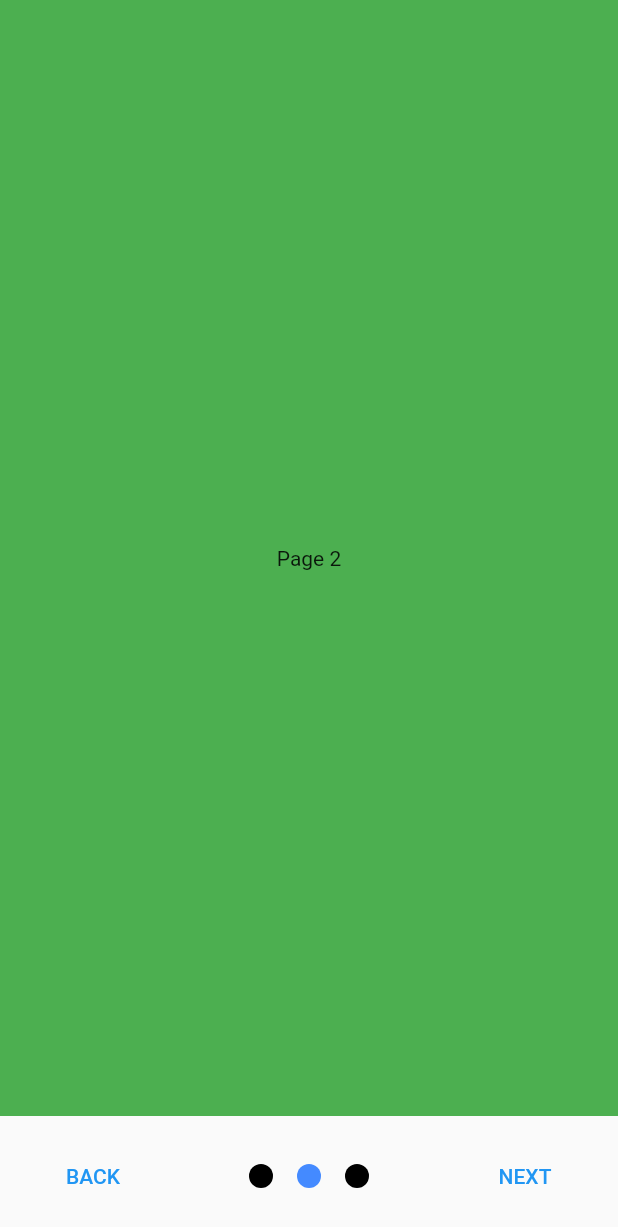
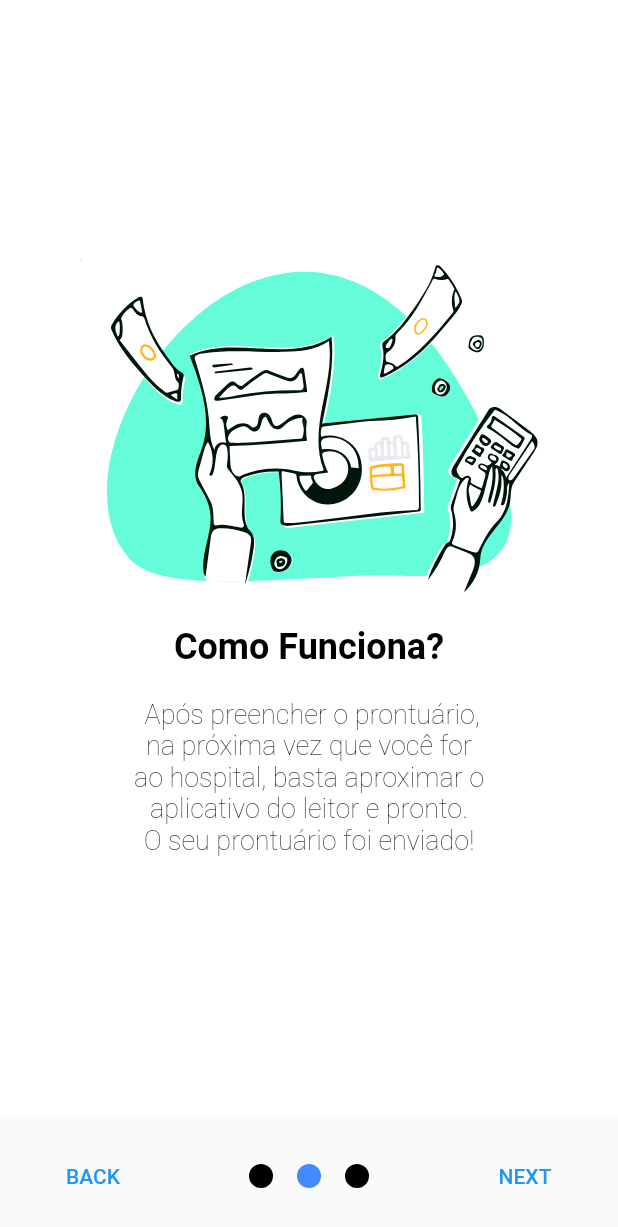
Before and after one commit to EduCsg/FastForm, a Flutter app: the screen it shows after launch, swiped to page 2, on a phone screen of 412 x 824 dp. Shown: the top 1227 px of the screen. Run offline on Flutter 3.47's test engine with Material 2 defaults, Android fonts, the phone set to English and light mode, and no system bars; drawn by our look-alikes of smooth_page_indicator; our stand-ins replace flutter_svg, shared_preferences.

Commit message:
Finaliza segunda tela da OnboardingScreen

```diff
--- a/lib/screens/onboarding_page.dart
+++ b/lib/screens/onboarding_page.dart
@@ -92,10 +92,50 @@ class _OnboardingPageState extends State<OnboardingPage> {
                   ),
                 ),
               ),
+              //pagina 2
               Container(
-                color: Colors.green,
-                child: const Center(
-                  child: Text('Page 2'),
+                color: Colors.white,
+                child: Center(
+                  child: Column(
+                    mainAxisAlignment: MainAxisAlignment.center,
+                    children: [
+                      SvgPicture.asset(
+                        "assets/images/img2_onboardingpage.svg",
+                      ),
+                      const SizedBox(
+                        height: 20,
+                      ),
+                      const Text(
+                        "Como Funciona?",
+                        textAlign: TextAlign.center,
+                        style: TextStyle(
+                          color: Colors.black,
+                          fontSize: 24,
+                          fontWeight: FontWeight.bold,
+                        ),
+                      ),
+                      const SizedBox(
+                        height: 20,
+                      ),
+                      RichText(
+                        textAlign: TextAlign.center,
+                        text: const TextSpan(
+                          style: TextStyle(fontSize: 18, color: Colors.black),
+                          children: [
+                            TextSpan(
+                              text:
+                                  " Após preencher o prontuário,\nna próxima vez que você for\nao hospital, basta aproximar o\naplicativo do leitor e pronto.\nO seu prontuário foi enviado!",
+                              style: TextStyle(
+                                fontSize: 18,
+                                fontWeight: FontWeight.w200,
+                                color: Colors.black,
+                              ),
+                            ),
+                          ],
+                        ),
+                      ),
+                    ],
+                  ),
                 ),
               ),
               Container(
```
